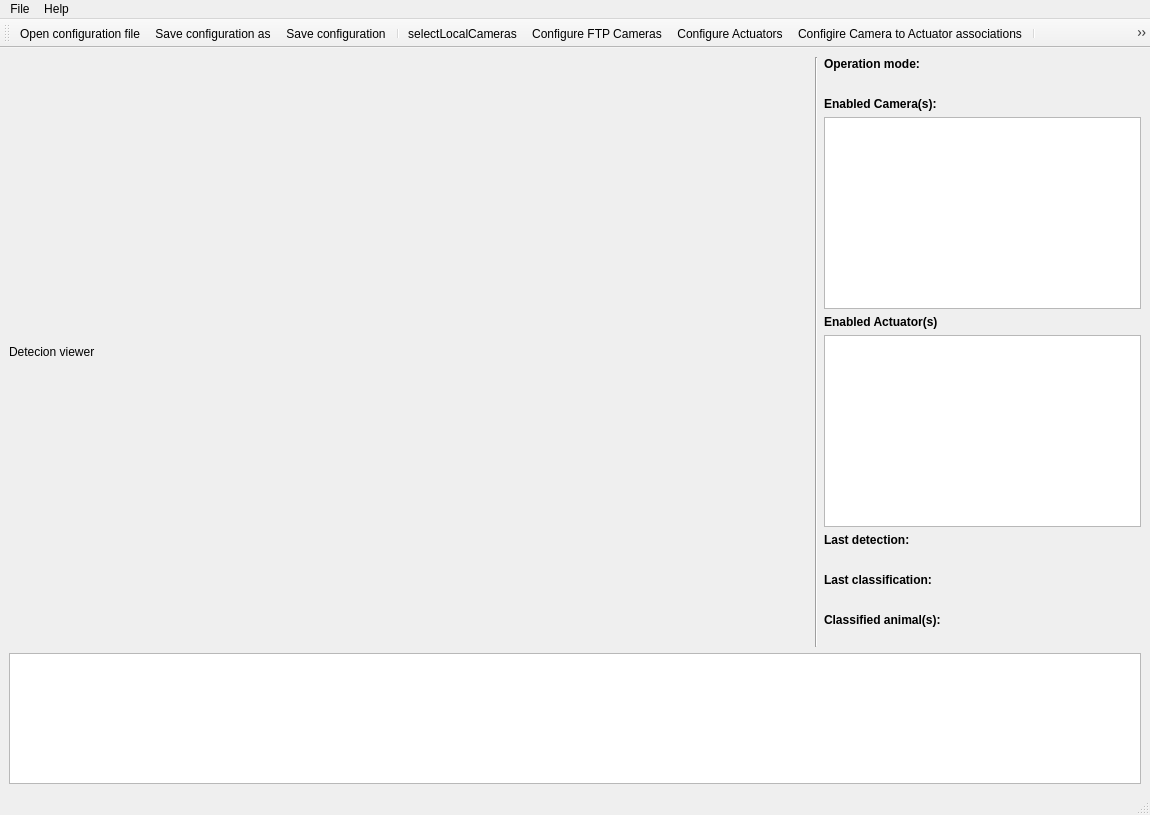
Above: wadas/ui/qt/mainwindow.ui from stefanodellosa-personal/WADAS before the change. Below: the same form after it.
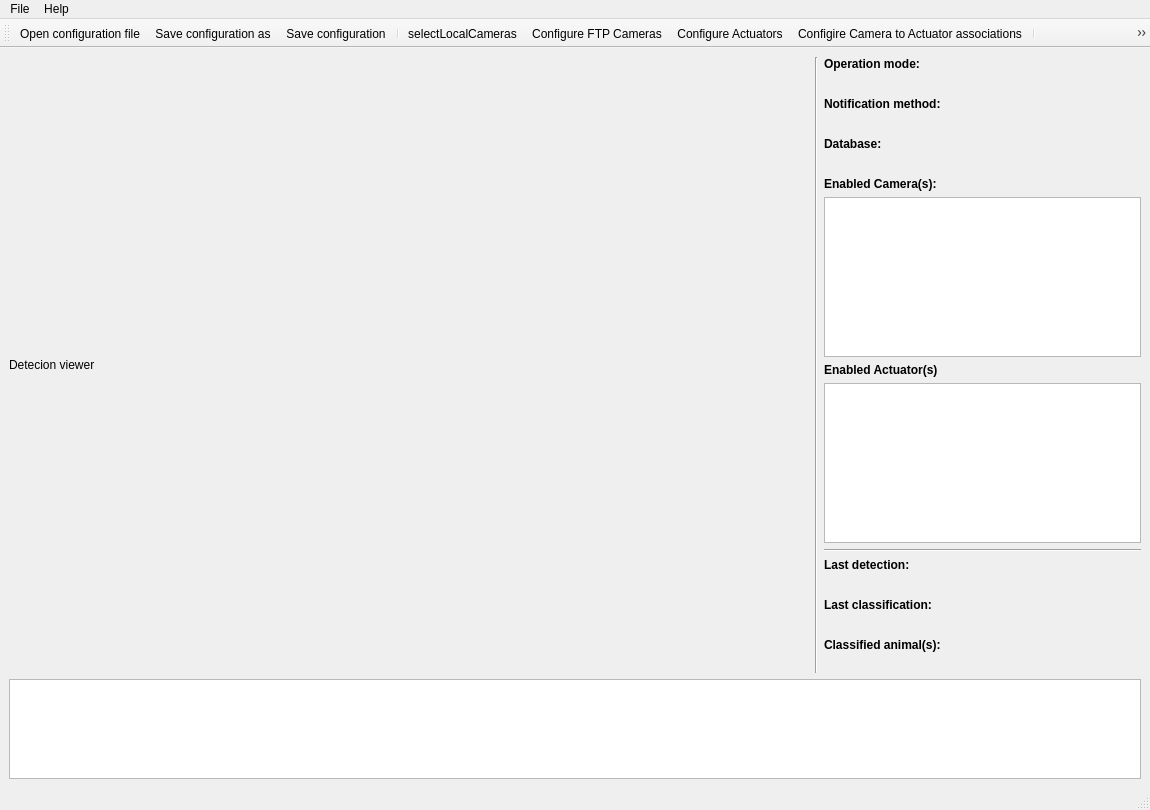
That is the form after the change. Icons and pictures are not drawn.

What changed in the file:
```diff
--- a/wadas/ui/qt/mainwindow.ui
+++ b/wadas/ui/qt/mainwindow.ui
@@ -7,7 +7,7 @@
     <x>0</x>
     <y>0</y>
     <width>1150</width>
-    <height>815</height>
+    <height>810</height>
    </rect>
   </property>
   <property name="sizePolicy">
@@ -26,7 +26,64 @@
    <string>Wild Animals Detection and Alert System (WADAS) [*]</string>
   </property>
   <widget class="QWidget" name="centralwidget">
-   <layout class="QGridLayout" name="gridLayout" rowstretch="300,100" columnstretch="300,0,100">
+   <layout class="QGridLayout" name="gridLayout" rowstretch="300,0" columnstretch="300,0,0">
+    <item row="0" column="1">
+     <widget class="Line" name="line">
+      <property name="sizePolicy">
+       <sizepolicy hsizetype="Fixed" vsizetype="MinimumExpanding">
+        <horstretch>0</horstretch>
+        <verstretch>0</verstretch>
+       </sizepolicy>
+      </property>
+      <property name="orientation">
+       <enum>Qt::Orientation::Vertical</enum>
+      </property>
+     </widget>
+    </item>
+    <item row="0" column="0">
+     <widget class="QLabel" name="label_image">
+      <property name="enabled">
+       <bool>true</bool>
+      </property>
+      <property name="sizePolicy">
+       <sizepolicy hsizetype="MinimumExpanding" vsizetype="MinimumExpanding">
+        <horstretch>0</horstretch>
+        <verstretch>0</verstretch>
+       </sizepolicy>
+      </property>
+      <property name="minimumSize">
+       <size>
+        <width>400</width>
+        <height>300</height>
+       </size>
+      </property>
+      <property name="maximumSize">
+       <size>
+        <width>800</width>
+        <height>600</height>
+       </size>
+      </property>
+      <property name="text">
+       <string>Detecion viewer</string>
+      </property>
+     </widget>
+    </item>
+    <item row="1" column="0" colspan="3">
+     <widget class="QPlainTextEdit" name="plainTextEdit_log">
+      <property name="sizePolicy">
+       <sizepolicy hsizetype="MinimumExpanding" vsizetype="MinimumExpanding">
+        <horstretch>0</horstretch>
+        <verstretch>0</verstretch>
+       </sizepolicy>
+      </property>
+      <property name="minimumSize">
+       <size>
+        <width>400</width>
+        <height>100</height>
+       </size>
+      </property>
+     </widget>
+    </item>
     <item row="0" column="2">
      <layout class="QVBoxLayout" name="verticalLayout">
       <item>
@@ -60,6 +117,44 @@
         </property>
        </widget>
       </item>
+      <item>
+       <widget class="QLabel" name="label_3">
+        <property name="font">
+         <font>
+          <bold>true</bold>
+         </font>
+        </property>
+        <property name="text">
+         <string>Notification method:</string>
+        </property>
+       </widget>
+      </item>
+      <item>
+       <widget class="QLabel" name="label_notification_method">
+        <property name="text">
+         <string/>
+        </property>
+       </widget>
+      </item>
+      <item>
+       <widget class="QLabel" name="label_4">
+        <property name="font">
+         <font>
+          <bold>true</bold>
+         </font>
+        </property>
+        <property name="text">
+         <string>Database:</string>
+        </property>
+       </widget>
+      </item>
+      <item>
+       <widget class="QLabel" name="label_database">
+        <property name="text">
+         <string/>
+        </property>
+       </widget>
+      </item>
       <item>
        <widget class="QLabel" name="label">
         <property name="sizePolicy">
@@ -116,6 +211,13 @@
         </property>
        </widget>
       </item>
+      <item>
+       <widget class="Line" name="line_2">
+        <property name="orientation">
+         <enum>Qt::Orientation::Horizontal</enum>
+        </property>
+       </widget>
+      </item>
       <item>
        <widget class="QLabel" name="label_last_detection_title">
         <property name="font">
@@ -187,63 +289,6 @@
       </item>
      </layout>
     </item>
-    <item row="0" column="0">
-     <widget class="QLabel" name="label_image">
-      <property name="enabled">
-       <bool>true</bool>
-      </property>
-      <property name="sizePolicy">
-       <sizepolicy hsizetype="MinimumExpanding" vsizetype="MinimumExpanding">
-        <horstretch>0</horstretch>
-        <verstretch>0</verstretch>
-       </sizepolicy>
-      </property>
-      <property name="minimumSize">
-       <size>
-        <width>400</width>
-        <height>300</height>
-       </size>
-      </property>
-      <property name="maximumSize">
-       <size>
-        <width>800</width>
-        <height>600</height>
-       </size>
-      </property>
-      <property name="text">
-       <string>Detecion viewer</string>
-      </property>
-     </widget>
-    </item>
-    <item row="1" column="0" colspan="3">
-     <widget class="QPlainTextEdit" name="plainTextEdit_log">
-      <property name="sizePolicy">
-       <sizepolicy hsizetype="MinimumExpanding" vsizetype="MinimumExpanding">
-        <horstretch>0</horstretch>
-        <verstretch>0</verstretch>
-       </sizepolicy>
-      </property>
-      <property name="minimumSize">
-       <size>
-        <width>400</width>
-        <height>100</height>
-       </size>
-      </property>
-     </widget>
-    </item>
-    <item row="0" column="1">
-     <widget class="Line" name="line">
-      <property name="sizePolicy">
-       <sizepolicy hsizetype="Fixed" vsizetype="MinimumExpanding">
-        <horstretch>0</horstretch>
-        <verstretch>0</verstretch>
-       </sizepolicy>
-      </property>
-      <property name="orientation">
-       <enum>Qt::Orientation::Vertical</enum>
-      </property>
-     </widget>
-    </item>
    </layout>
   </widget>
   <widget class="QMenuBar" name="menubar">
```
